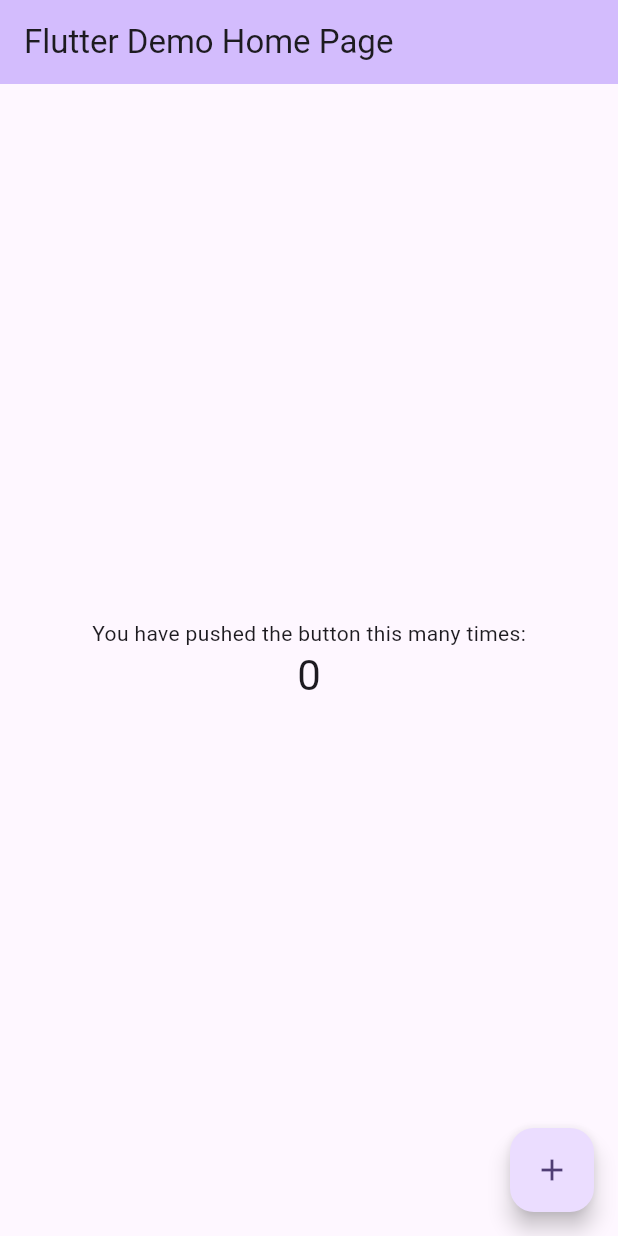
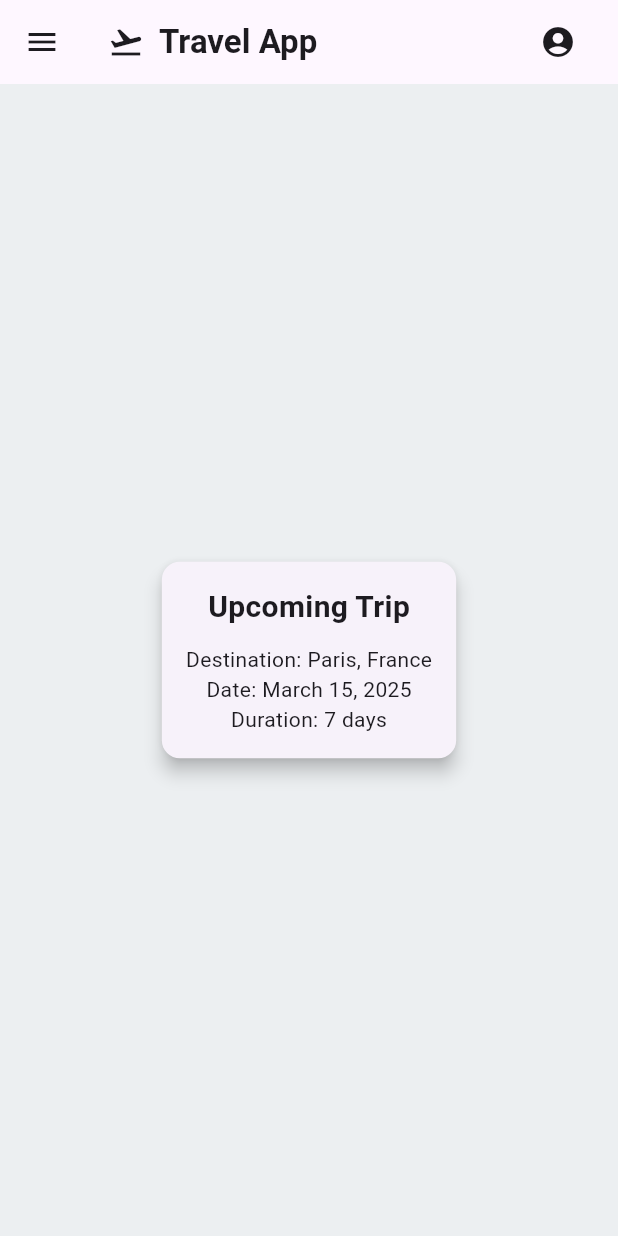
Before and after one commit to SETaP-4A/SETaP-4A-TravelPlanner, a Flutter app: the screen it shows after launch, on a phone screen of 412 x 824 dp. Run offline on Flutter 3.47's test engine with Material 3 defaults, Android fonts, the phone set to English and light mode, and no system bars; our stand-ins replace firebase_auth, firebase_core, sqflite; accounts and stored records are empty.

Commit message:
Tidied Up Project.
Moved all branches onto here and resolved any issues detected.

```diff
--- /dev/null
+++ b/lib/home_screen.dart
@@ -0,0 +1,75 @@
+import 'package:flutter/material.dart';
+import 'trips_page.dart';
+import 'friends_page.dart';
+import 'explore_page.dart';
+import 'package:setap4a/account_page.dart';
+
+class HomeScreen extends StatefulWidget {
+  @override
+  _HomeScreenState createState() => _HomeScreenState();
+}
+
+class _HomeScreenState extends State<HomeScreen> {
+  Widget _currentPage = TripsPage();
+
+  void _navigateTo(Widget page) {
+    setState(() {
+      _currentPage = page;
+    });
+    Navigator.pop(context);
+  }
+
+  @override
+  Widget build(BuildContext context) {
+    return Scaffold(
+      appBar: AppBar(
+        title: Row(
+          mainAxisAlignment: MainAxisAlignment.spaceBetween,
+          children: [
+            const Row(
+              children: [
+                Icon(Icons.flight_takeoff),
+                SizedBox(width: 10),
+                Text('Travel App'),
+              ],
+            ),
+            IconButton(
+              icon: const Icon(Icons.account_circle),
+              onPressed: () => _navigateTo(AccountPage()),
+            ),
+          ],
+        ),
+      ),
+      drawer: Drawer(
+        child: ListView(
+          padding: EdgeInsets.zero,
+          children: [
+            const DrawerHeader(
+              decoration: BoxDecoration(color: Colors.blue),
+              child: Text(
+                'Menu',
+                style: TextStyle(color: Colors.white, fontSize: 24),
+              ),
+            ),
+            ListTile(
+              leading: const Icon(Icons.card_travel),
+              title: const Text('Trips'),
+              onTap: () => _navigateTo(TripsPage()),
+            ),
+            ListTile(
+              leading: const Icon(Icons.people),
+              title: const Text('Friends'),
+              onTap: () => _navigateTo(FriendsPage()),
+            ),
+            ListTile(
+              leading: const Icon(Icons.explore),
+              title: const Text('Explore'),
+              onTap: () => _navigateTo(ExplorePage()),
+            ),
+          ],
+        ),
+      ),
+      body: _currentPage,
+    );
+  }
+}
--- a/lib/main.dart
+++ b/lib/main.dart
@@ -1,122 +1,27 @@
+// main.dart
 import 'package:flutter/material.dart';
+import 'home_screen.dart';
+import 'account_page.dart';
 
 void main() {
-  runApp(const MyApp());
+  runApp(TravelApp());
 }
 
-class MyApp extends StatelessWidget {
-  const MyApp({super.key});
-
-  // This widget is the root of your application.
+class TravelApp extends StatelessWidget {
   @override
   Widget build(BuildContext context) {
     return MaterialApp(
-      title: 'Flutter Demo',
+      title: 'Travel App',
       theme: ThemeData(
-        // This is the theme of your application.
-        //
-        // TRY THIS: Try running your application with "flutter run". You'll see
-        // the application has a purple toolbar. Then, without quitting the app,
-        // try changing the seedColor in the colorScheme below to Colors.green
-        // and then invoke "hot reload" (save your changes or press the "hot
-        // reload" button in a Flutter-supported IDE, or press "r" if you used
-        // the command line to start the app).
-        //
-        // Notice that the counter didn't reset back to zero; the application
-        // state is not lost during the reload. To reset the state, use hot
-        // restart instead.
-        //
-        // This works for code too, not just values: Most code changes can be
-        // tested with just a hot reload.
-        colorScheme: ColorScheme.fromSeed(seedColor: Colors.deepPurple),
+        primarySwatch: Colors.blue,
+        scaffoldBackgroundColor: Colors.blueGrey[50],
+        textTheme: const TextTheme(
+          titleLarge: TextStyle(
+              fontSize: 22, fontWeight: FontWeight.bold), // Replaces headline6
+          bodyLarge: TextStyle(fontSize: 18), // Replaces bodyText1
+        ),
       ),
-      home: const MyHomePage(title: 'Flutter Demo Home Page'),
+      home: HomeScreen(),
     );
   }
 }
-
-class MyHomePage extends StatefulWidget {
-  const MyHomePage({super.key, required this.title});
-
-  // This widget is the home page of your application. It is stateful, meaning
-  // that it has a State object (defined below) that contains fields that affect
-  // how it looks.
-
-  // This class is the configuration for the state. It holds the values (in this
-  // case the title) provided by the parent (in this case the App widget) and
-  // used by the build method of the State. Fields in a Widget subclass are
-  // always marked "final".
-
-  final String title;
-
-  @override
-  State<MyHomePage> createState() => _MyHomePageState();
-}
-
-class _MyHomePageState extends State<MyHomePage> {
-  int _counter = 0;
-
-  void _incrementCounter() {
-    setState(() {
-      // This call to setState tells the Flutter framework that something has
-      // changed in this State, which causes it to rerun the build method below
-      // so that the display can reflect the updated values. If we changed
-      // _counter without calling setState(), then the build method would not be
-      // called again, and so nothing would appear to happen.
-      _counter++;
-    });
-  }
-
-  @override
-  Widget build(BuildContext context) {
-    // This method is rerun every time setState is called, for instance as done
-    // by the _incrementCounter method above.
-    //
-    // The Flutter framework has been optimized to make rerunning build methods
-    // fast, so that you can just rebuild anything that needs updating rather
-    // than having to individually change instances of widgets.
-    return Scaffold(
-      appBar: AppBar(
-        // TRY THIS: Try changing the color here to a specific color (to
-        // Colors.amber, perhaps?) and trigger a hot reload to see the AppBar
-        // change color while the other colors stay the same.
-        backgroundColor: Theme.of(context).colorScheme.inversePrimary,
-        // Here we take the value from the MyHomePage object that was created by
-        // the App.build method, and use it to set our appbar title.
-        title: Text(widget.title),
-      ),
-      body: Center(
-        // Center is a layout widget. It takes a single child and positions it
-        // in the middle of the parent.
-        child: Column(
-          // Column is also a layout widget. It takes a list of children and
-          // arranges them vertically. By default, it sizes itself to fit its
-          // children horizontally, and tries to be as tall as its parent.
-          //
-          // Column has various properties to control how it sizes itself and
-          // how it positions its children. Here we use mainAxisAlignment to
-          // center the children vertically; the main axis here is the vertical
-          // axis because Columns are vertical (the cross axis would be
-          // horizontal).
-          //
-          // TRY THIS: Invoke "debug painting" (choose the "Toggle Debug Paint"
-          // action in the IDE, or press "p" in the console), to see the
-          // wireframe for each widget.
-          mainAxisAlignment: MainAxisAlignment.center,
-          children: <Widget>[
-            const Text('You have pushed the button this many times:'),
-            Text(
-              '$_counter',
-              style: Theme.of(context).textTheme.headlineMedium,
-            ),
-          ],
-        ),
-      ),
-      floatingActionButton: FloatingActionButton(
-        onPressed: _incrementCounter,
-        tooltip: 'Increment',
-        child: const Icon(Icons.add),
-      ), // This trailing comma makes auto-formatting nicer for build methods.
-    );
-  }
-}
--- /dev/null
+++ b/lib/models/itinerary.dart
@@ -0,0 +1,29 @@
+class Itinerary {
+  final int? id;
+  final String title;
+  final int userId;
+
+  Itinerary({
+    this.id,
+    required this.title,
+    required this.userId,
+  });
+
+  // Converts a Itinerary object into a Map
+  Map<String, dynamic> toMap() {
+    return {
+      'id': id,
+      'title': title,
+      'userId': userId,
+    };
+  }
+
+  // Converts a Map into an Itinerary object
+  factory Itinerary.fromMap(Map<String, dynamic> map) {
+    return Itinerary(
+      id: map['id'],
+      title: map['title'],
+      userId: map['userId'],
+    );
+  }
+}
--- /dev/null
+++ b/lib/trips_page.dart
@@ -0,0 +1,29 @@
+import 'package:flutter/material.dart';
+
+class TripsPage extends StatelessWidget {
+  @override
+  Widget build(BuildContext context) {
+    return Center(
+      child: Card(
+        elevation: 5,
+        margin: EdgeInsets.all(20),
+        child: Padding(
+          padding: const EdgeInsets.all(16.0),
+          child: Column(
+            mainAxisSize: MainAxisSize.min,
+            children: [
+              Text(
+                'Upcoming Trip',
+                style: TextStyle(fontSize: 20, fontWeight: FontWeight.bold),
+              ),
+              SizedBox(height: 10),
+              Text('Destination: Paris, France'),
+              Text('Date: March 15, 2025'),
+              Text('Duration: 7 days'),
+            ],
+          ),
+        ),
+      ),
+    );
+  }
+}
```
Also changed, not shown: lib/account_page.dart (added, +31 -0 lines), lib/db/database_helper.dart (added, +83 -0 lines), lib/explore_page.dart (added, +22 -0 lines), lib/friends_page.dart (added, +22 -0 lines), lib/models/user.dart (added, +25 -0 lines), lib/screens/home_screen.dart (added, +25 -0 lines), lib/screens/itinerary_screen.dart (added, +43 -0 lines), lib/services/firebase_service.dart (added, +39 -0 lines), pubspec.yaml (+8 -1 lines), lib/firebase_options.dart (added), 3 other files.
